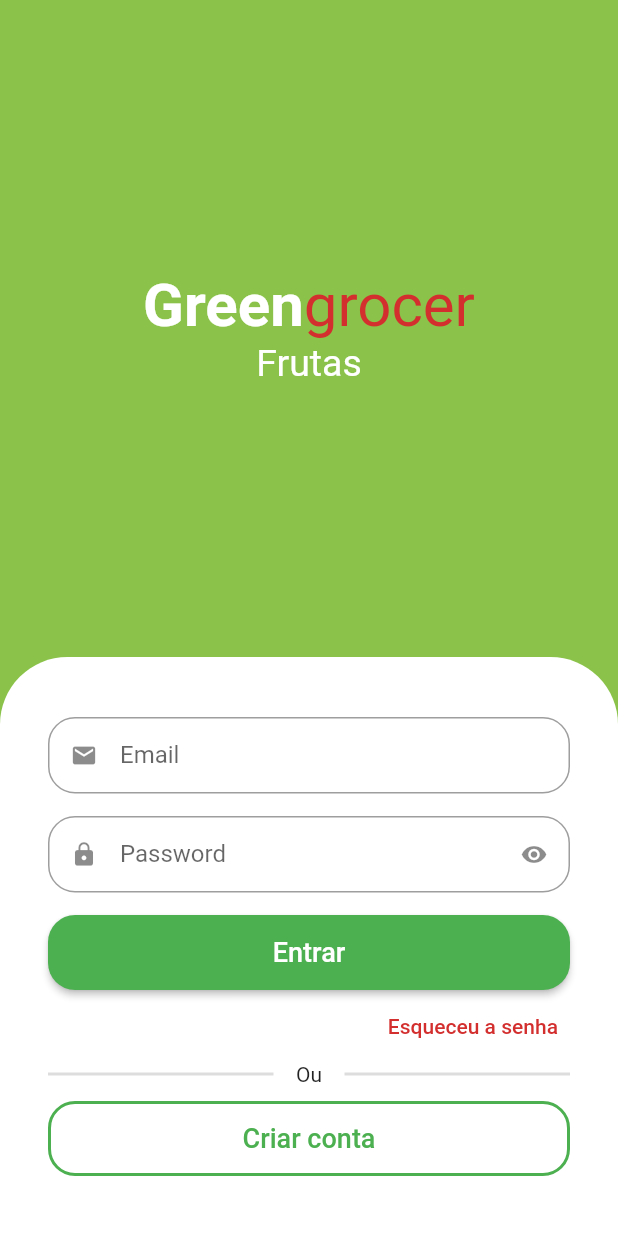
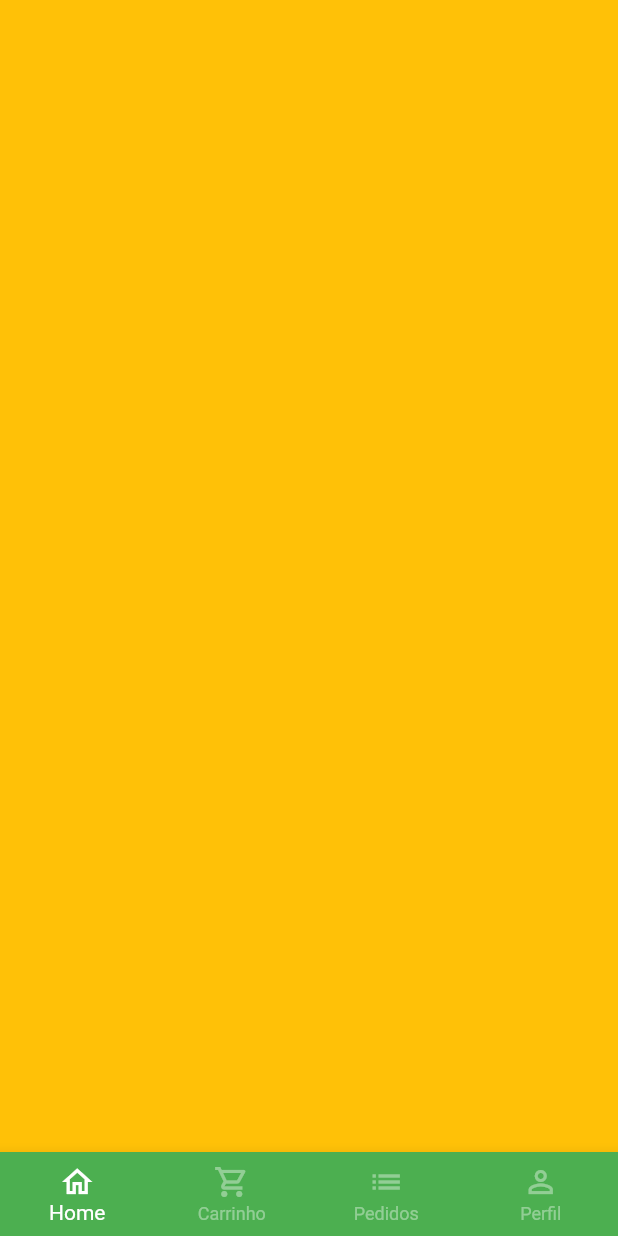
Before and after one commit to lucascipriano/flutter-quitanda, a Flutter app: the screen it shows after launch, after a tap on "Entrar", on a phone screen of 412 x 824 dp. Run offline on Flutter 3.47's test engine with Material 2 defaults, Android fonts, the phone set to English and light mode, and no system bars; drawn by our look-alikes of animated_text_kit; our stand-ins replace mask_text_input_formatter.

Commit message:
pageview add

```diff
--- a/lib/src/auth/sign_in_screen.dart
+++ b/lib/src/auth/sign_in_screen.dart
@@ -2,6 +2,7 @@
 import 'package:flutter/material.dart';
 import 'package:quitanda/src/auth/components/custom_text_field.dart';
 import 'package:quitanda/src/auth/sign_up_screen.dart';
+import 'package:quitanda/src/base/base_screen.dart';
 import 'package:quitanda/src/config/custom_colors.dart';
 
 class SignInScreen extends StatelessWidget {
@@ -100,7 +101,13 @@
                             borderRadius: BorderRadius.circular(18),
                           ),
                         ),
-                        onPressed: () {},
+                        onPressed: () {
+                          Navigator.of(context).pushReplacement(
+                            MaterialPageRoute(builder: (c) {
+                              return BaseScreen();
+                            }),
+                          );
+                        },
                         child: const Text(
                           "Entrar",
                           style: TextStyle(
--- /dev/null
+++ b/lib/src/base/base_screen.dart
@@ -0,0 +1,62 @@
+import 'package:flutter/material.dart';
+
+class BaseScreen extends StatefulWidget {
+  BaseScreen({super.key});
+
+  @override
+  State<BaseScreen> createState() => _BaseScreenState();
+}
+
+class _BaseScreenState extends State<BaseScreen> {
+  int currentIndex = 0;
+  final pageController = PageController();
+
+  @override
+  Widget build(BuildContext context) {
+    return Scaffold(
+      body: PageView(
+        controller: pageController,
+        physics: const NeverScrollableScrollPhysics(),
+        children: [
+          Container(
+            color: Colors.amber,
+          ),
+          Container(color: Colors.red),
+          Container(color: Colors.blue),
+          Container(color: Colors.green),
+        ],
+      ),
+      bottomNavigationBar: BottomNavigationBar(
+        currentIndex: currentIndex,
+        onTap: (index) {
+          setState(() {
+            currentIndex = index;
+            pageController.jumpToPage(index);
+          });
+        },
+        type: BottomNavigationBarType.fixed,
+        backgroundColor: Colors.green,
+        selectedItemColor: Colors.white,
+        unselectedItemColor: Colors.white.withAlpha(100),
+        items: const [
+          BottomNavigationBarItem(
+            icon: Icon(Icons.home_outlined),
+            label: 'Home',
+          ),
+          BottomNavigationBarItem(
+            icon: Icon(Icons.shopping_cart_outlined),
+            label: 'Carrinho',
+          ),
+          BottomNavigationBarItem(
+            icon: Icon(Icons.list),
+            label: 'Pedidos',
+          ),
+          BottomNavigationBarItem(
+            icon: Icon(Icons.person_outline),
+            label: 'Perfil',
+          ),
+        ],
+      ),
+    );
+  }
+}
```
